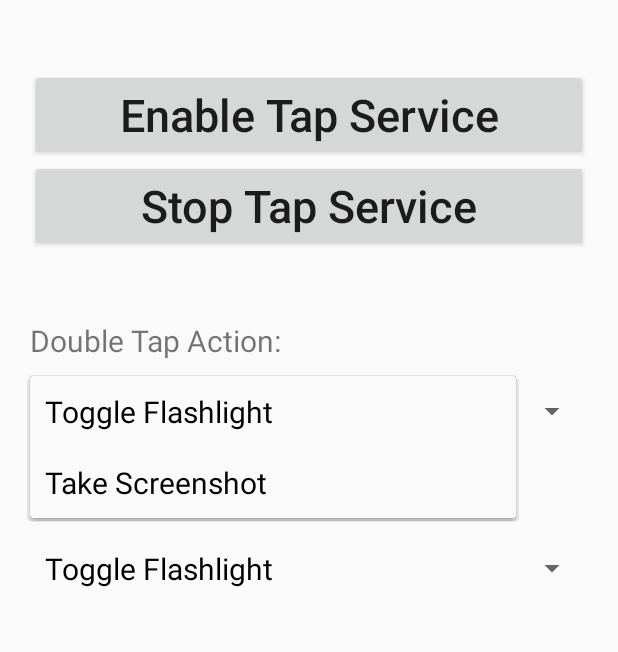
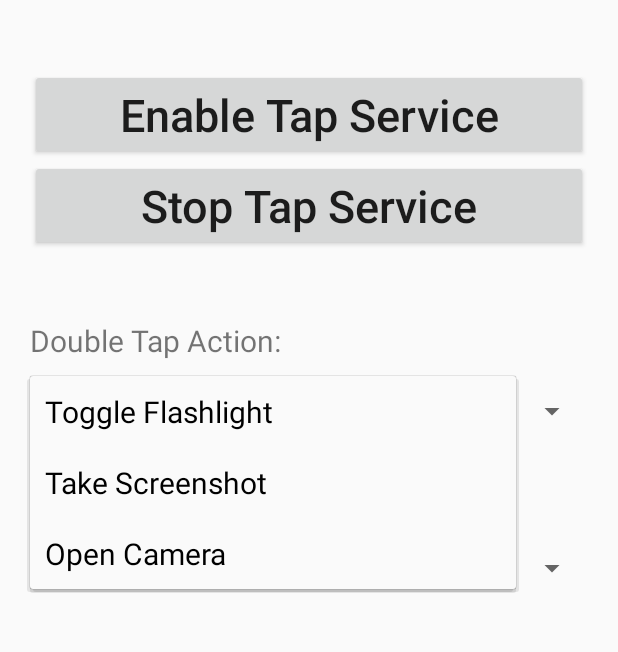
Before and after one commit to vinodhn/BackTap, an Android app: the screen it shows after launch (MainActivity), after a tap on "Toggle Flashlight", on a phone screen of 412 x 824 dp, the part 445-1097 px from its top. Run offline under Robolectric (Android 15) with nearby library versions, the phone set to English and light mode, and no system bars.

Commit message:
Added ability to open camera

```diff
--- a/app/src/main/AndroidManifest.xml
+++ b/app/src/main/AndroidManifest.xml
@@ -3,7 +3,6 @@
     package="com.vinodhn.android.backtap">
 
     <uses-permission android:name="android.permission.FOREGROUND_SERVICE"/>
-
     <application
         android:allowBackup="true"
         android:icon="@mipmap/ic_launcher"
--- a/app/src/main/java/com/vinodhn/android/backtap/MainActivity.java
+++ b/app/src/main/java/com/vinodhn/android/backtap/MainActivity.java
@@ -47,6 +47,8 @@ public class MainActivity extends AppCompatActivity implements AdapterView.OnIte
         mTripleTapActionSpinner.setOnItemSelectedListener(this);
 
         mSharedPreferences = getSharedPreferences("com.vinodhn.android.backtap", Context.MODE_PRIVATE);
+        mDoubleTapActionSpinner.setSelection(mSharedPreferences.getInt(getString(R.string.double_tap_action_id),0));
+        mTripleTapActionSpinner.setSelection(mSharedPreferences.getInt(getString(R.string.triple_tap_action_id),0));
 
     }
 
--- a/app/src/main/res/values/arrays.xml
+++ b/app/src/main/res/values/arrays.xml
@@ -3,5 +3,6 @@
     <string-array name="actions_array">
         <item>Toggle Flashlight</item>
         <item>Take Screenshot</item>
+        <item>Open Camera</item>
     </string-array>
 </resources>
```
Also changed, not shown: app/src/main/java/com/vinodhn/android/backtap/Actions.java (+25 -6 lines).
